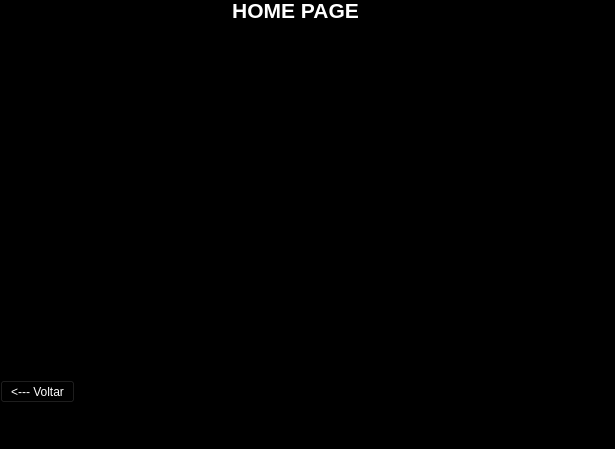
The window that untitled.ui (JorgeLuis8/Trabalho-POO-II) describes before a commit, drawn with Qt 5.
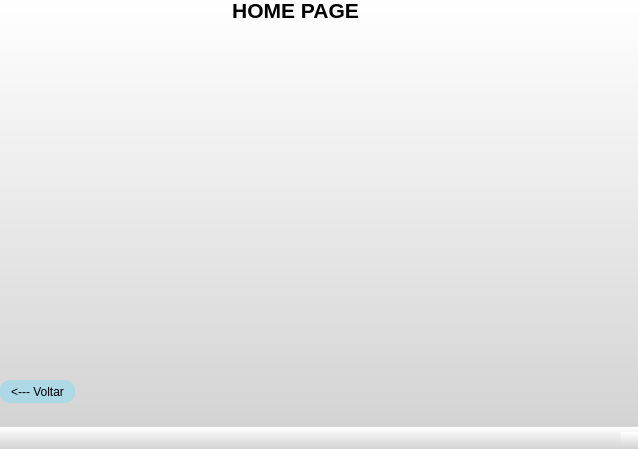
The same window after the commit.

Commit message: telas atualizdas

Diff of the .ui file:
```diff
--- a/untitled.ui
+++ b/untitled.ui
@@ -6,7 +6,7 @@
    <rect>
     <x>0</x>
     <y>0</y>
-    <width>615</width>
+    <width>638</width>
     <height>449</height>
    </rect>
   </property>
@@ -14,8 +14,8 @@
    <string>MainWindow</string>
   </property>
   <property name="styleSheet">
-   <string notr="true">background-color: black;
-color: white;</string>
+   <string notr="true">background: qlineargradient(x1: 0, y1: 0, x2: 0, y2: 1, stop: 0 white, stop: 1 #D3D3D3);
+</string>
   </property>
   <widget class="QWidget" name="centralwidget">
    <widget class="QLabel" name="label">
@@ -34,6 +34,12 @@
       <bold>true</bold>
      </font>
     </property>
+    <property name="styleSheet">
+     <string notr="true">color: black;
+background-color: transparent;
+border: none;
+</string>
+    </property>
     <property name="text">
      <string>HOME PAGE</string>
     </property>
@@ -50,6 +56,17 @@
       <height>23</height>
      </rect>
     </property>
+    <property name="styleSheet">
+     <string notr="true">QPushButton {
+    background-color:  #add8e6;
+    border-radius: 10px;
+}
+
+QPushButton:hover {
+    background-color:#AABAF2 ;
+}
+</string>
+    </property>
     <property name="text">
      <string>&lt;--- Voltar</string>
     </property>
```
The commit also changes 3 other files.
